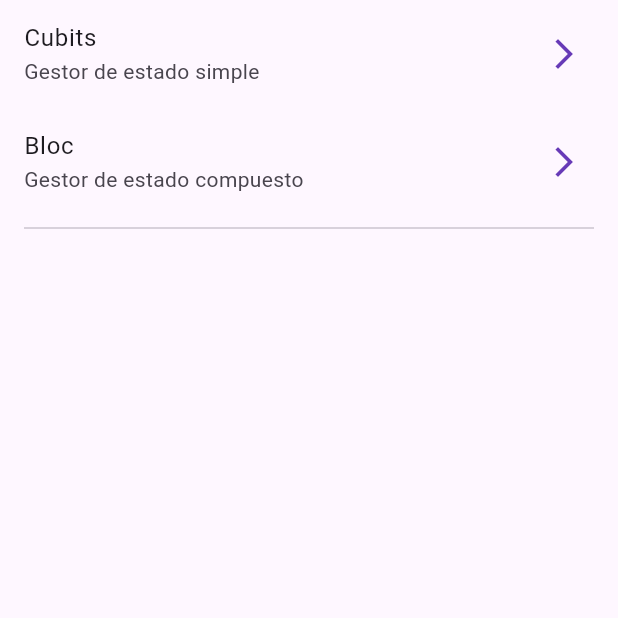
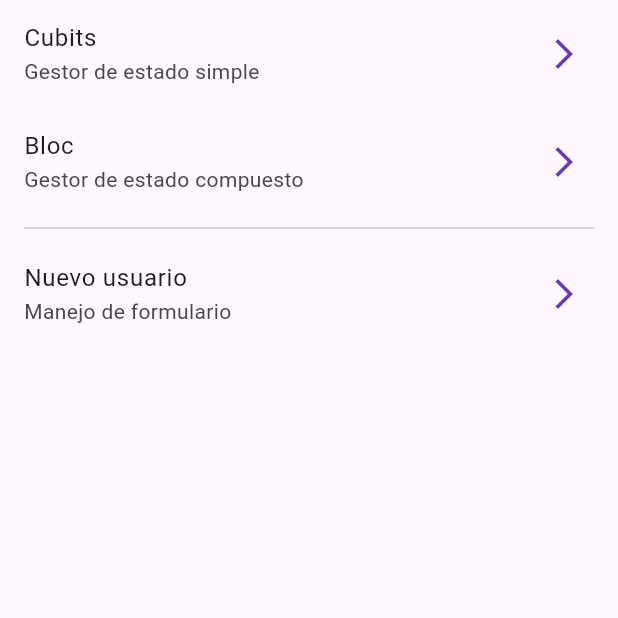
Before and after one commit to MartinRobles23/forms_app, a Flutter app: the screen it shows after launch, on a phone screen of 412 x 824 dp, the top half of it. Run offline on Flutter 3.47's test engine with Material 3 defaults, Android fonts, the phone set to English and light mode, and no system bars; our stand-ins replace equatable, flutter_bloc, go_router.

Commit message:
Add screen register

```diff
--- a/lib/config/router/app_router.dart
+++ b/lib/config/router/app_router.dart
@@ -11,4 +11,8 @@ final appRouter = GoRouter(routes: [
     path: '/counter-bloc',
     builder: (context, state) => const BlocCounterScreen(),
   ),
+  GoRoute(
+    path: '/new-user',
+    builder: (context, state) => const RegisterScreen(),
+  ),
 ]);
--- a/lib/presentation/screens/home_screen.dart
+++ b/lib/presentation/screens/home_screen.dart
@@ -28,7 +28,15 @@ class HomeScreen extends StatelessWidget {
           const Padding(
             padding: EdgeInsets.symmetric(horizontal: 16),
             child: Divider(),
-          )
+          ),
+          ListTile(
+            title: const Text('Nuevo usuario'),
+            subtitle: const Text('Manejo de formulario'),
+            trailing: const Icon(Icons.arrow_forward_ios_outlined),
+            onTap: () {
+              context.push('/new-user');
+            },
+          ),
         ],
       ),
     );
--- a/lib/presentation/screens/screens.dart
+++ b/lib/presentation/screens/screens.dart
@@ -1,3 +1,4 @@
 export 'package:forms_app/presentation/screens/home_screen.dart';
 export 'package:forms_app/presentation/screens/cubit_counter_screen.dart';
 export 'package:forms_app/presentation/screens/bloc_counter_screen.dart';
+export 'package:forms_app/presentation/screens/register_screen.dart';
```
Also changed, not shown: lib/presentation/screens/register_screen.dart (added, +22 -0 lines).
